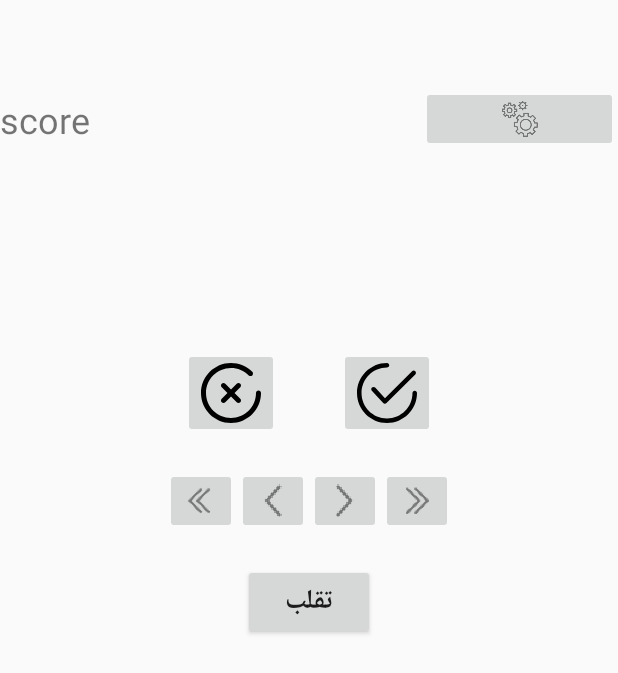
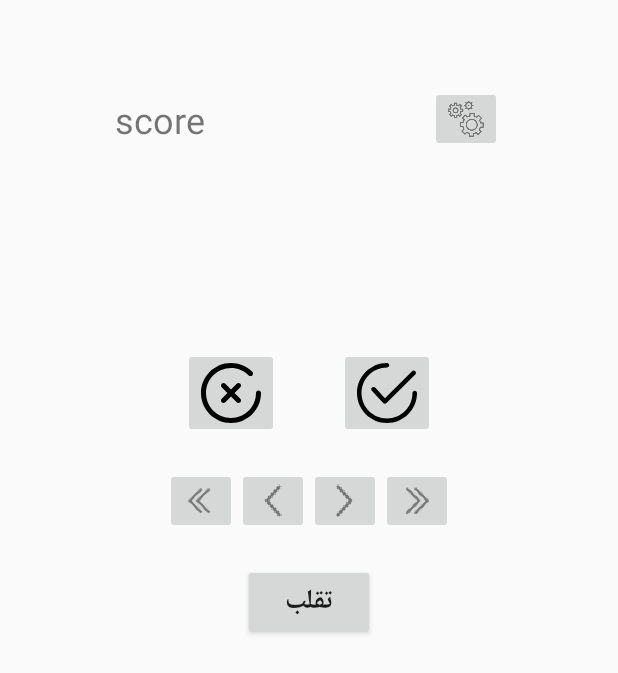
Before and after one commit to fateme99/Geo_Quiz, an Android app: the layout activity_quiz.xml on its own in the app's theme, with its tools: preview values and no code run, on a phone screen of 412 x 824 dp. Shown: the top 673 px of the screen. Run offline under Robolectric (Android 15) with nearby library versions, the phone set to English and light mode, and no system bars.

Commit message:
s.th in quizActivity change for view much better.

```diff
--- a/app/src/main/res/layout-land/activity_quiz.xml
+++ b/app/src/main/res/layout-land/activity_quiz.xml
@@ -38,6 +38,8 @@
                     android:id="@+id/setting_btn"
                     android:layout_width="wrap_content"
                     android:layout_height="wrap_content"
+                    android:layout_marginTop="40dp"
+                    android:layout_marginRight="40dp"
                     android:layout_gravity="right|top"
                     android:src="@drawable/ic_setting" />
 
@@ -48,7 +50,7 @@
                     android:layout_width="wrap_content"
                     android:layout_height="wrap_content"
                     android:layout_gravity="center_horizontal"
-                    android:layout_marginTop="50dp"
+                    android:layout_marginTop="100dp"
                     android:layout_marginBottom="20dp"
                     android:text=""
                     android:textColor="@android:color/background_dark"
@@ -58,6 +60,7 @@
                     android:layout_width="wrap_content"
                     android:layout_height="wrap_content"
                     android:layout_gravity="center"
+                    android:layout_marginTop="40dp"
                     android:gravity="center"
                     android:orientation="horizontal">
 
@@ -65,7 +68,7 @@
                         android:id="@+id/false_btn"
                         android:layout_width="wrap_content"
                         android:layout_height="wrap_content"
-                        android:layout_marginRight="20dp"
+                        android:layout_marginRight="10dp"
                         android:src="@drawable/ic_close"
                         android:text="@string/btn_false_text"
                         android:textSize="24sp"
@@ -77,7 +80,7 @@
                         android:id="@+id/true_btn"
                         android:layout_width="wrap_content"
                         android:layout_height="wrap_content"
-                        android:layout_marginLeft="20dp"
+                        android:layout_marginLeft="10dp"
                         android:src="@drawable/ic_checked"
                         android:textSize="18sp"
                         android:textStyle="bold">
--- a/app/src/main/res/layout/activity_quiz.xml
+++ b/app/src/main/res/layout/activity_quiz.xml
@@ -22,15 +22,14 @@
         <LinearLayout
             android:layout_width="match_parent"
             android:layout_height="wrap_content"
-            android:weightSum="2"
             android:layout_marginTop="50dp"
             android:gravity="center"
             android:orientation="horizontal">
 
             <TextView
                 android:id="@+id/score_text"
-                android:layout_width="0dp"
-                android:layout_weight="1"
+                android:layout_width="wrap_content"
+
                 android:layout_height="59dp"
                 android:layout_marginRight="150dp"
                 android:gravity="left|center_vertical"
@@ -42,8 +41,7 @@
 
             <ImageButton
                 android:id="@+id/setting_btn"
-                android:layout_weight="1"
-                android:layout_width="0dp"
+                android:layout_width="wrap_content"
                 android:layout_height="wrap_content"
                 android:src="@drawable/ic_setting" />
         </LinearLayout>
```
